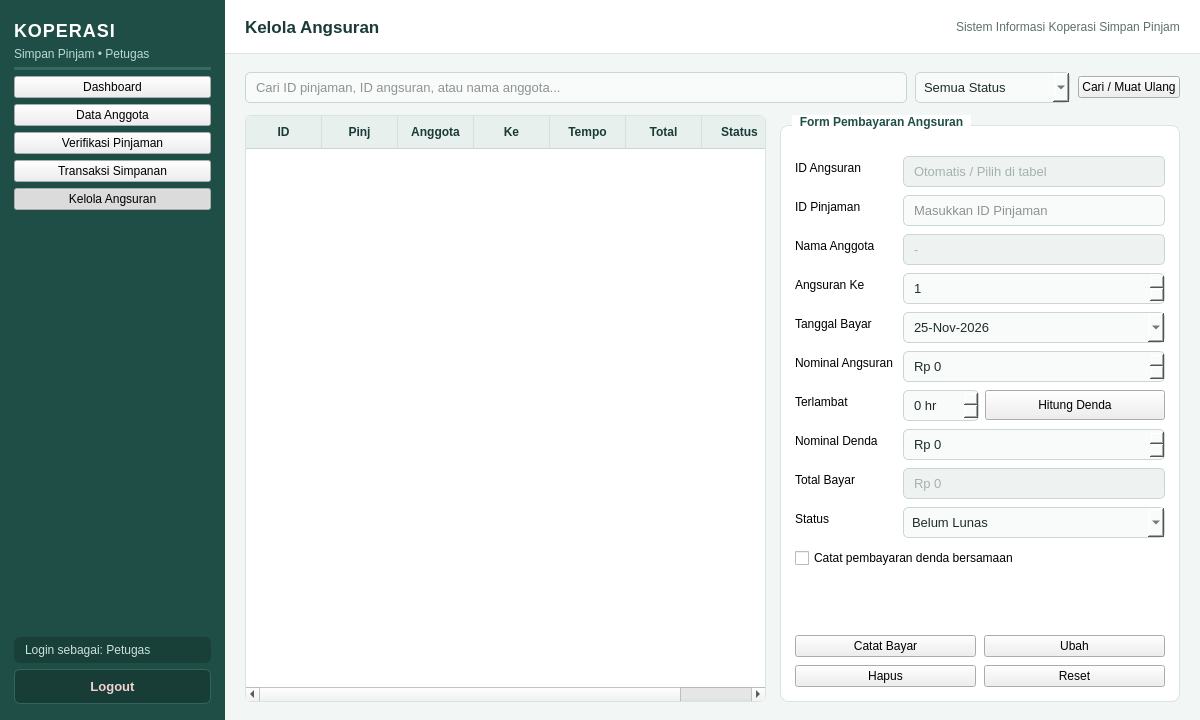
This is ui/petugas_kelola_angsuran.ui in rosavalentina4/PBOOO as Qt 5 draws it before an edit. The edited form follows.
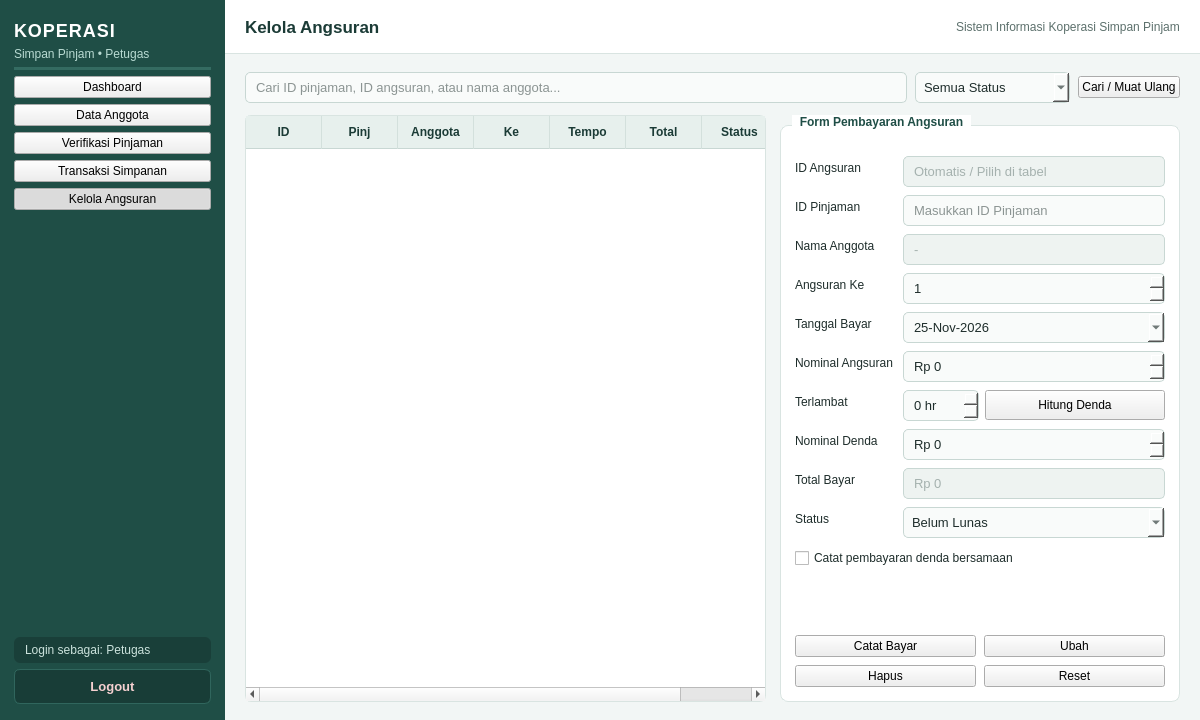
This is the edited form.

The edit to the form file:
```diff
--- a/ui/petugas_kelola_angsuran.ui
+++ b/ui/petugas_kelola_angsuran.ui
@@ -147,6 +147,10 @@
     color: #1F4E46;
 }
 
+QLabel, QCheckBox {
+    color: #1E2D2B;
+}
+
 /* Inputs */
 QLineEdit, QComboBox, QDateEdit, QSpinBox, QDoubleSpinBox, QPlainTextEdit {
     background-color: #F9FBFA;
```
